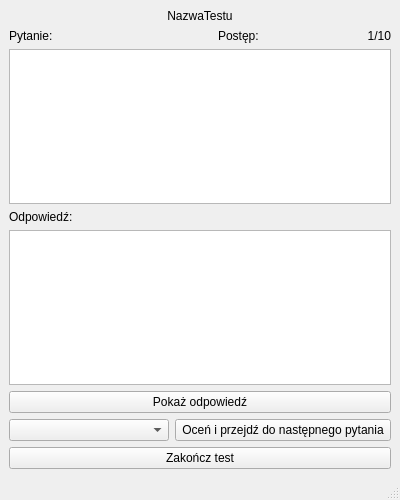
First picture: the form in src/ui_include/solvetestwindow.ui, repository bachanekkamil/ZPR, before the edit.
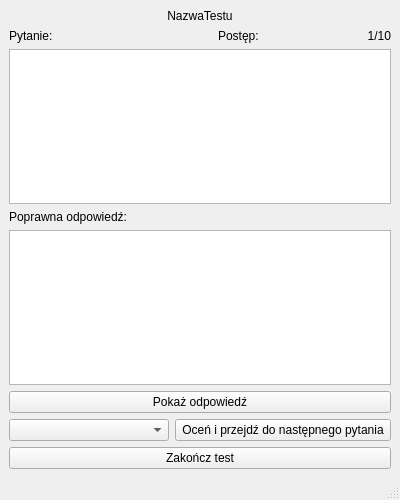
Second picture: the form after the edit.

The edit to the form file:
```diff
--- a/src/ui_include/solvetestwindow.ui
+++ b/src/ui_include/solvetestwindow.ui
@@ -62,7 +62,7 @@
     <item>
      <widget class="QLabel" name="labelAnswer">
       <property name="text">
-       <string>Odpowiedź:</string>
+       <string>Poprawna odpowiedź:</string>
       </property>
      </widget>
     </item>
```
